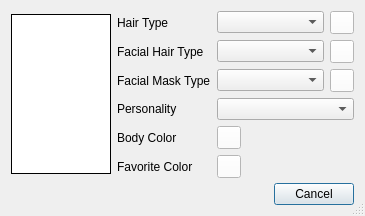
Above: starcheat/templates/Appearance.ui from wizzomafizzo/starcheat before the change. Below: the same form after it.
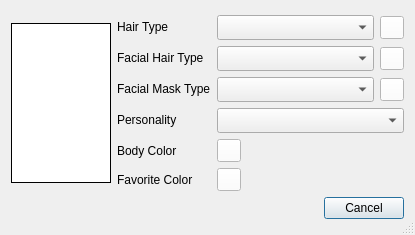
That is the form after the change.

Commit message: Appearance.ui: os x fixes

Diff of the .ui file:
```diff
--- a/starcheat/templates/Appearance.ui
+++ b/starcheat/templates/Appearance.ui
@@ -9,8 +9,8 @@
    <rect>
     <x>0</x>
     <y>0</y>
-    <width>365</width>
-    <height>216</height>
+    <width>415</width>
+    <height>235</height>
    </rect>
   </property>
   <property name="sizePolicy">
@@ -22,13 +22,13 @@
   <property name="minimumSize">
    <size>
     <width>0</width>
-    <height>216</height>
+    <height>235</height>
    </size>
   </property>
   <property name="maximumSize">
    <size>
     <width>16777215</width>
-    <height>216</height>
+    <height>235</height>
    </size>
   </property>
   <property name="windowTitle">
@@ -83,10 +83,23 @@
        <item row="0" column="1">
         <layout class="QHBoxLayout" name="horizontalLayout">
          <item>
-          <widget class="QComboBox" name="hair_type"/>
+          <widget class="QComboBox" name="hair_type">
+           <property name="minimumSize">
+            <size>
+             <width>0</width>
+             <height>25</height>
+            </size>
+           </property>
+          </widget>
          </item>
          <item>
           <widget class="QToolButton" name="hair_color">
+           <property name="minimumSize">
+            <size>
+             <width>0</width>
+             <height>18</height>
+            </size>
+           </property>
            <property name="styleSheet">
             <string notr="true">background-color: white</string>
            </property>
@@ -107,10 +120,23 @@
        <item row="1" column="1">
         <layout class="QHBoxLayout" name="horizontalLayout_2">
          <item>
-          <widget class="QComboBox" name="facial_hair_type"/>
+          <widget class="QComboBox" name="facial_hair_type">
+           <property name="minimumSize">
+            <size>
+             <width>0</width>
+             <height>25</height>
+            </size>
+           </property>
+          </widget>
          </item>
          <item>
           <widget class="QToolButton" name="facial_hair_color">
+           <property name="minimumSize">
+            <size>
+             <width>0</width>
+             <height>18</height>
+            </size>
+           </property>
            <property name="styleSheet">
             <string notr="true">background-color: white</string>
            </property>
@@ -131,10 +157,23 @@
        <item row="2" column="1">
         <layout class="QHBoxLayout" name="horizontalLayout_3">
          <item>
-          <widget class="QComboBox" name="facial_mask_type"/>
+          <widget class="QComboBox" name="facial_mask_type">
+           <property name="minimumSize">
+            <size>
+             <width>0</width>
+             <height>25</height>
+            </size>
+           </property>
+          </widget>
          </item>
          <item>
           <widget class="QToolButton" name="facial_mask_color">
+           <property name="minimumSize">
+            <size>
+             <width>0</width>
+             <height>18</height>
+            </size>
+           </property>
            <property name="styleSheet">
             <string notr="true">background-color: white</string>
            </property>
@@ -153,7 +192,14 @@
         </widget>
        </item>
        <item row="3" column="1">
-        <widget class="QComboBox" name="personality"/>
+        <widget class="QComboBox" name="personality">
+         <property name="minimumSize">
+          <size>
+           <width>0</width>
+           <height>25</height>
+          </size>
+         </property>
+        </widget>
        </item>
        <item row="4" column="0">
         <widget class="QLabel" name="body_label">
@@ -164,6 +210,12 @@
        </item>
        <item row="4" column="1">
         <widget class="QToolButton" name="body_color">
+         <property name="minimumSize">
+          <size>
+           <width>0</width>
+           <height>18</height>
+          </size>
+         </property>
          <property name="styleSheet">
           <string notr="true">background-color: white</string>
          </property>
@@ -181,6 +233,12 @@
        </item>
        <item row="5" column="1">
         <widget class="QToolButton" name="favorite_color">
+         <property name="minimumSize">
+          <size>
+           <width>0</width>
+           <height>18</height>
+          </size>
+         </property>
          <property name="styleSheet">
           <string notr="true">background-color: white</string>
          </property>
```
